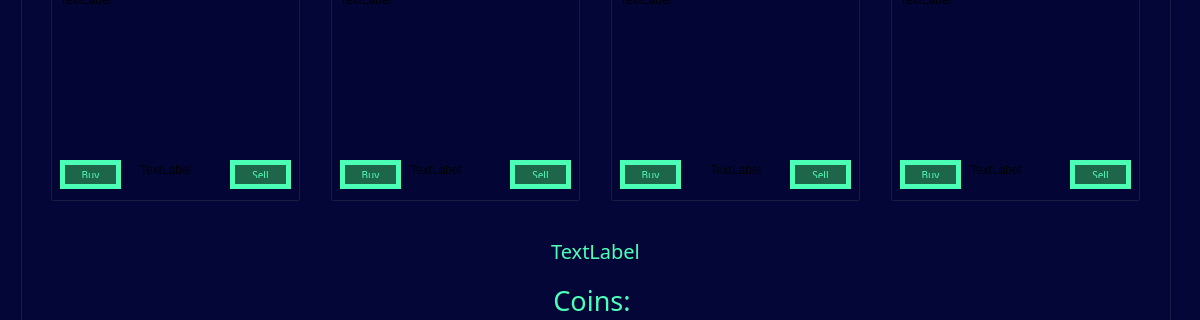
First picture: the form in itemshop.ui, repository Youssef-ayman55/BreakOut, before the edit; both pictures show x 0 to 1200 and y 310 to 630 of the 1200 by 800 pixel window.
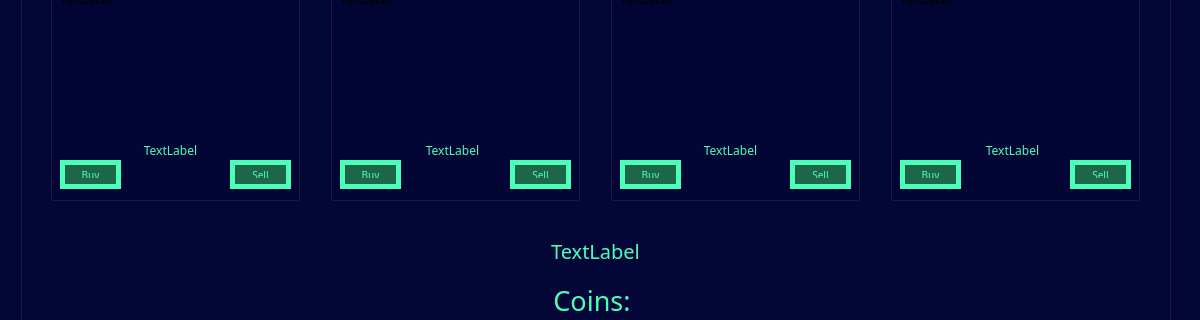
Second picture: the form after the edit. Icons and pictures are not drawn.

```diff
--- a/itemshop.ui
+++ b/itemshop.ui
@@ -334,15 +334,50 @@
     <widget class="QLabel" name="label_7">
      <property name="geometry">
       <rect>
-       <x>90</x>
-       <y>200</y>
-       <width>63</width>
+       <x>0</x>
+       <y>180</y>
+       <width>241</width>
        <height>20</height>
       </rect>
      </property>
+     <property name="palette">
+      <palette>
+       <active>
+        <colorrole role="WindowText">
+         <brush brushstyle="SolidPattern">
+          <color alpha="255">
+           <red>76</red>
+           <green>255</green>
+           <blue>183</blue>
+          </color>
+         </brush>
+        </colorrole>
+       </active>
+       <inactive>
+        <colorrole role="WindowText">
+         <brush brushstyle="SolidPattern">
+          <color alpha="255">
+           <red>76</red>
+           <green>255</green>
+           <blue>183</blue>
+          </color>
+         </brush>
+        </colorrole>
+       </inactive>
+       <disabled/>
+      </palette>
+     </property>
+     <property name="font">
+      <font>
+       <family>Showcard Gothic</family>
+      </font>
+     </property>
      <property name="text">
       <string>TextLabel</string>
      </property>
+     <property name="alignment">
+      <set>Qt::AlignCenter</set>
+     </property>
     </widget>
     <widget class="QLabel" name="label_8">
      <property name="geometry">
@@ -576,15 +611,50 @@
     <widget class="QLabel" name="label_11">
      <property name="geometry">
       <rect>
-       <x>80</x>
-       <y>200</y>
-       <width>63</width>
+       <x>2</x>
+       <y>180</y>
+       <width>241</width>
        <height>20</height>
       </rect>
      </property>
+     <property name="palette">
+      <palette>
+       <active>
+        <colorrole role="WindowText">
+         <brush brushstyle="SolidPattern">
+          <color alpha="255">
+           <red>76</red>
+           <green>255</green>
+           <blue>183</blue>
+          </color>
+         </brush>
+        </colorrole>
+       </active>
+       <inactive>
+        <colorrole role="WindowText">
+         <brush brushstyle="SolidPattern">
+          <color alpha="255">
+           <red>76</red>
+           <green>255</green>
+           <blue>183</blue>
+          </color>
+         </brush>
+        </colorrole>
+       </inactive>
+       <disabled/>
+      </palette>
+     </property>
+     <property name="font">
+      <font>
+       <family>Showcard Gothic</family>
+      </font>
+     </property>
      <property name="text">
       <string>TextLabel</string>
      </property>
+     <property name="alignment">
+      <set>Qt::AlignCenter</set>
+     </property>
     </widget>
     <widget class="QLabel" name="label_12">
      <property name="geometry">
@@ -798,15 +868,50 @@
     <widget class="QLabel" name="label_15">
      <property name="geometry">
       <rect>
-       <x>100</x>
-       <y>200</y>
-       <width>63</width>
+       <x>0</x>
+       <y>180</y>
+       <width>241</width>
        <height>20</height>
       </rect>
      </property>
+     <property name="palette">
+      <palette>
+       <active>
+        <colorrole role="WindowText">
+         <brush brushstyle="SolidPattern">
+          <color alpha="255">
+           <red>76</red>
+           <green>255</green>
+           <blue>183</blue>
+          </color>
+         </brush>
+        </colorrole>
+       </active>
+       <inactive>
+        <colorrole role="WindowText">
+         <brush brushstyle="SolidPattern">
+          <color alpha="255">
+           <red>76</red>
+           <green>255</green>
+           <blue>183</blue>
+          </color>
+         </brush>
+        </colorrole>
+       </inactive>
+       <disabled/>
+      </palette>
+     </property>
+     <property name="font">
+      <font>
+       <family>Showcard Gothic</family>
+      </font>
+     </property>
      <property name="text">
       <string>TextLabel</string>
      </property>
+     <property name="alignment">
+      <set>Qt::AlignCenter</set>
+     </property>
     </widget>
     <widget class="QLabel" name="weaponimage">
      <property name="geometry">
@@ -994,15 +1099,50 @@
     <widget class="QLabel" name="label_17">
      <property name="geometry">
       <rect>
-       <x>80</x>
-       <y>200</y>
-       <width>63</width>
+       <x>2</x>
+       <y>180</y>
+       <width>241</width>
        <height>20</height>
       </rect>
      </property>
+     <property name="palette">
+      <palette>
+       <active>
+        <colorrole role="WindowText">
+         <brush brushstyle="SolidPattern">
+          <color alpha="255">
+           <red>76</red>
+           <green>255</green>
+           <blue>183</blue>
+          </color>
+         </brush>
+        </colorrole>
+       </active>
+       <inactive>
+        <colorrole role="WindowText">
+         <brush brushstyle="SolidPattern">
+          <color alpha="255">
+           <red>76</red>
+           <green>255</green>
+           <blue>183</blue>
+          </color>
+         </brush>
+        </colorrole>
+       </inactive>
+       <disabled/>
+      </palette>
+     </property>
+     <property name="font">
+      <font>
+       <family>Showcard Gothic</family>
+      </font>
+     </property>
      <property name="text">
       <string>TextLabel</string>
      </property>
+     <property name="alignment">
+      <set>Qt::AlignCenter</set>
+     </property>
     </widget>
     <widget class="QLabel" name="label_18">
      <property name="geometry">
```
Left out of the diff: 8 changed lines with no effect on the pictures.
